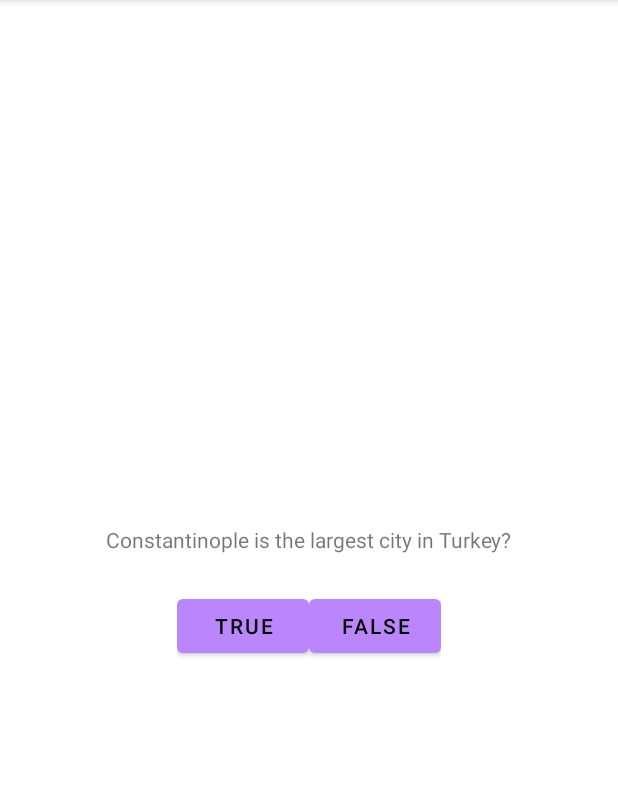
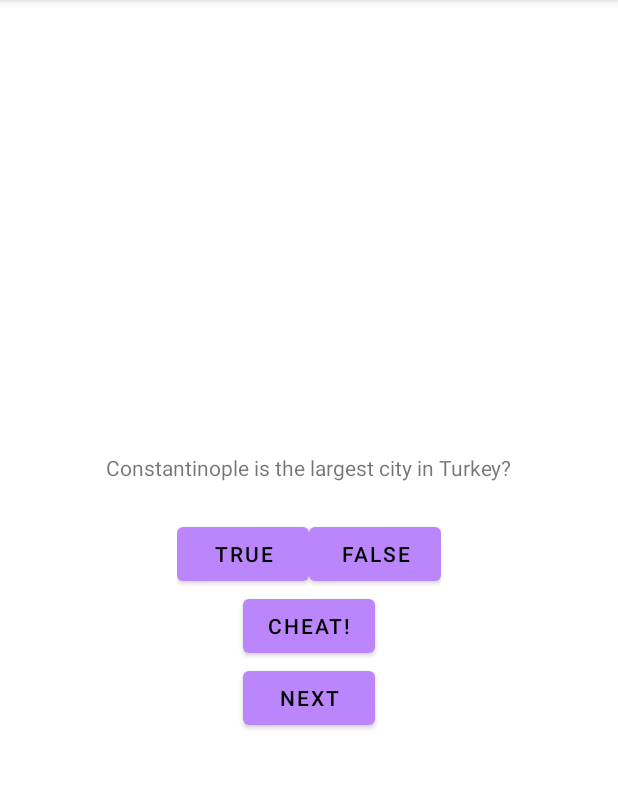
Before and after one commit to JasonB75/JBaldwin-CISC-349, an Android app built with Jetpack Compose: the screen it shows after launch (geoquiz), after a tap on "TRUE", on a phone screen of 412 x 824 dp, the part 84-873 px from its top. Run offline under Robolectric (Android 15) with nearby library versions, the phone set to English and light mode, and no system bars.

Commit message:
class 1/26

```diff
--- a/Geoquiz/app/src/main/AndroidManifest.xml
+++ b/Geoquiz/app/src/main/AndroidManifest.xml
@@ -12,6 +12,10 @@
         android:theme="@style/Theme.GeoQuiz"
         tools:targetApi="31">
         <activity
+            android:name=".CheatActivity"
+            android:label="@string/title_activity_cheat"
+            android:exported="false" />
+        <activity
             android:name=".geoquiz"
             android:exported="true"
             android:theme="@style/Theme.GeoQuiz">
--- /dev/null
+++ b/Geoquiz/app/src/main/java/edu/harrisburgu/geoquiz/Question.java
@@ -0,0 +1,23 @@
+package edu.harrisburgu.geoquiz;
+
+public class Question {
+    private int mTextResId;
+    private boolean mAnswerTrue;
+
+    public Question(int textResId, boolean answerTrue) {
+        mAnswerTrue = answerTrue;
+        mTextResId = textResId;
+    }
+    public int getmTextResId() {
+        return mTextResId;
+    }
+    public void setmTextResId(int mTextResId) {
+        this.mTextResId = mTextResId;
+    }
+    public boolean ismAnswerTrue(){
+        return mAnswerTrue;
+    }
+    public void setmAnswerTrue(boolean mAnswerTrue){
+        this.mAnswerTrue = mAnswerTrue;
+    }
+}
--- a/Geoquiz/app/src/main/java/edu/harrisburgu/geoquiz/geoquiz.java
+++ b/Geoquiz/app/src/main/java/edu/harrisburgu/geoquiz/geoquiz.java
@@ -1,19 +1,45 @@
 package edu.harrisburgu.geoquiz;
 
+import androidx.annotation.Nullable;
 import androidx.appcompat.app.AppCompatActivity;
 
+import android.annotation.SuppressLint;
+import android.content.Intent;
 import android.os.Bundle;
+import android.util.Log;
 import android.view.View;
 import android.widget.Button;
+import android.widget.TextView;
 import android.widget.Toast;
+
+import org.w3c.dom.Text;
+
+////information for helping hw is at 2:07ish in the recording
 
 public class geoquiz extends AppCompatActivity {
 
     private Button mTrueButton;
     private Button mFalseButton;
+    private Button mCheatButton;
+    private Button mNextButton;
 
+    private TextView mQuestionTextView;
+    private static final String EXTRA_MESSAGE = "edu.harrisburgu.geoquiz.cheatmessage";
+
+    private static final int REQUEST_CODE_CHEAT = 0;
+
+    private Question[] mQuestionBank = new Question[] {
+            new Question(R.string.question_australia, true),
+            new Question(R.string.question_atlantic, false),
+            new Question(R.string.question_taiwan, true),
+    };
+    private int mCurrentIndex = 0;
+
+    @SuppressLint("MissingInflatedId")
     @Override
     protected void onCreate(Bundle savedInstanceState) {
+
+
         super.onCreate(savedInstanceState);
         setContentView(R.layout.activity_geo_quiz);
 
@@ -21,15 +47,70 @@ public class geoquiz extends AppCompatActivity {
         mTrueButton.setOnClickListener(new View.OnClickListener() {
             @Override
             public void onClick(View v){
-                Toast.makeText(geoquiz.this, R.string.incorrect_toast, Toast.LENGTH_SHORT).show();
+                checkAnswer(true);
             }
         });
         mFalseButton = (Button) findViewById(R.id.false_button);
         mFalseButton.setOnClickListener(new View.OnClickListener() {
             @Override
             public void onClick(View v){
-                Toast.makeText(geoquiz.this, R.string.correct_toast, Toast.LENGTH_SHORT).show();
+                checkAnswer(false);
             }
         });
+
+        mCheatButton = (Button) findViewById(R.id.cheat_button);
+        mCheatButton.setOnClickListener(new View.OnClickListener() {
+            @Override
+            public void onClick(View v){
+                Intent i  = CheatActivity.newIntent(geoquiz.this, CheatActivity.class, mQuestionBank[mCurrentIndex].ismAnswerTrue());
+                String message = "hello from mainactivity";
+                i.putExtra(EXTRA_MESSAGE, message);
+                startActivityForResult(i, REQUEST_CODE_CHEAT);
+            }
+        });
+
+        mNextButton = (Button) findViewById(R.id.next_button);
+        mNextButton.setOnClickListener(new View.OnClickListener() {
+            @Override
+            public void onClick(View v){
+                mCurrentIndex = (mCurrentIndex +1) % mQuestionBank.length;
+                updateQuestion();
+            }
+        });
+
+        mQuestionTextView = (TextView) findViewById(R.id.question_text_View);
+
+
+    }
+
+    @Override
+    protected void onActivityResult(int requestCode, int resultCode,
+                                    @Nullable Intent data) {
+        super.onActivityResult(requestCode, resultCode, data);
+        if (requestCode == REQUEST_CODE_CHEAT){
+            //Log.d(requestCode);
+            if (null != data && data.getStringExtra("result") != null){
+                int messageResId = R.string.judgment_toast;
+                Toast.makeText(this, messageResId, Toast.LENGTH_SHORT).show();
+            }
+        }
+
+    }
+
+    private void updateQuestion(){
+        int question = mQuestionBank[mCurrentIndex].getmTextResId();
+        mQuestionTextView.setText(question);
+    }
+
+    private void checkAnswer(boolean userPressedTrue){
+        boolean answerIsTrue = mQuestionBank[mCurrentIndex].ismAnswerTrue();
+        int messageResId = 0;
+    if (userPressedTrue == answerIsTrue){
+        messageResId = R.string.correct_toast;
+        Toast.makeText(this, messageResId, Toast.LENGTH_SHORT).show();
+    } else{
+        messageResId = R.string.incorrect_toast;
+        Toast.makeText(this, messageResId, Toast.LENGTH_SHORT).show();
+    }
     }
 }
--- a/Geoquiz/app/src/main/res/layout/activity_geo_quiz.xml
+++ b/Geoquiz/app/src/main/res/layout/activity_geo_quiz.xml
@@ -5,6 +5,7 @@
     android:gravity="center"
     android:orientation="vertical" >
     <TextView
+        android:id="@+id/question_text_View"
         android:layout_width="wrap_content"
         android:layout_height="wrap_content"
         android:padding="24dp"
@@ -23,5 +24,17 @@
             android:layout_width="wrap_content"
             android:layout_height="wrap_content"
             android:text="@string/false_button" />
+
     </LinearLayout>
+        <Button
+            android:id="@+id/cheat_button"
+            android:layout_width="wrap_content"
+            android:layout_height="wrap_content"
+            android:text="@string/cheat_button"/>
+        <Button
+            android:id="@+id/next_button"
+            android:layout_width="wrap_content"
+            android:layout_height="wrap_content"
+            android:text="@string/next_button"
+            android:drawablePadding="4dp"/>
 </LinearLayout>
--- a/Geoquiz/app/src/main/res/values/strings.xml
+++ b/Geoquiz/app/src/main/res/values/strings.xml
@@ -5,4 +5,14 @@
     <string name="correct_toast">Correct!</string>
     <string name="incorrect_toast">Incorrect!</string>
     <string name="question_text">Constantinople is the largest city in Turkey?</string>
+
+    <string name="warning_text">Are you sure you want to do this?</string>
+    <string name="show_answer_button">Show Answer</string>
+    <string name="cheat_button">Cheat!</string>
+    <string name="judgment_toast">Cheating is wrong.</string>
+    <string name="title_activity_cheat">Cheat</string>
+    <string name="next_button">Next</string>
+    <string name="question_australia">Australea is its own continent</string>
+    <string name="question_atlantic">The Atlantic ocean is the largest ocean</string>
+    <string name="question_taiwan">Taiwan is an independent country</string>
 </resources>
```
Also changed, not shown: Geoquiz/app/src/main/java/edu/harrisburgu/geoquiz/CheatActivity.java (added, +48 -0 lines), Geoquiz/app/src/main/res/layout/activity_cheat.xml (added, +24 -0 lines).
